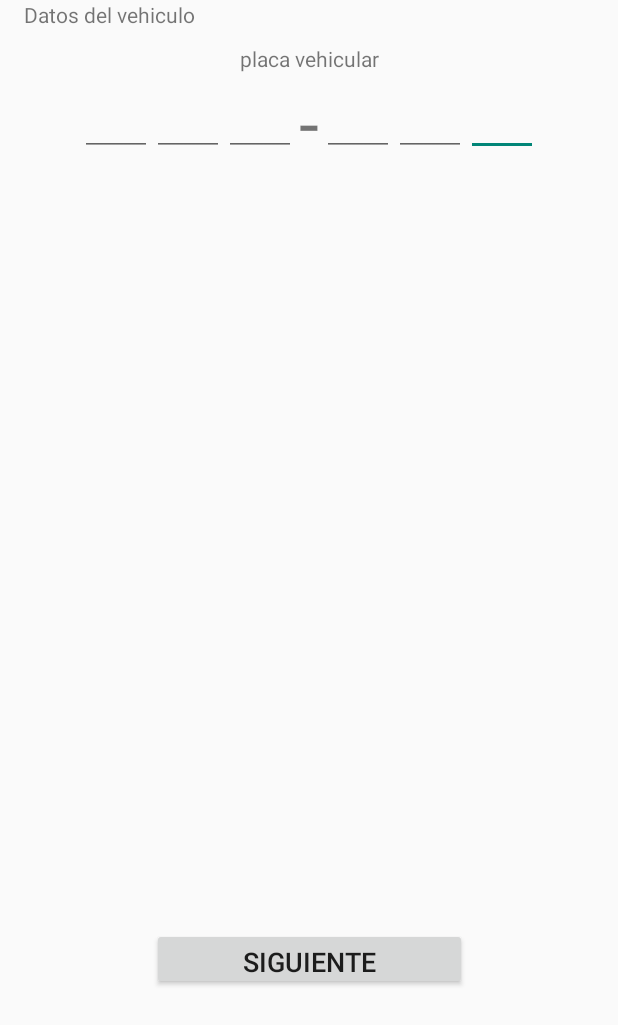
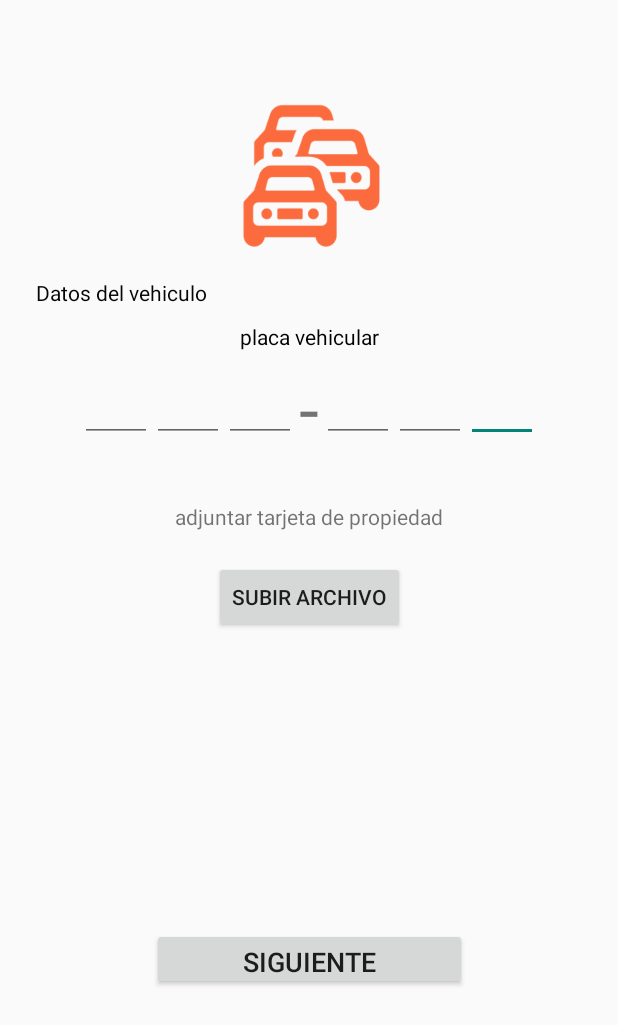
Before and after one commit to camilovivas/PicoyPlacaFriends, an Android app: the VehicleInfo screen opened directly, with no data from a screen before it, on a phone screen of 412 x 824 dp. Shown: the top 1025 px of the screen. Run offline under Robolectric (Android 15) with nearby library versions, the phone set to English and light mode, and no system bars.

Commit message:
edit view of register vehicle

```diff
--- a/app/src/main/java/com/example/picoyplacafriends/model/Vehicle.java
+++ b/app/src/main/java/com/example/picoyplacafriends/model/Vehicle.java
@@ -2,4 +2,21 @@ package com.example.picoyplacafriends.model;
 
 public class Vehicle {
     private String placa;
+    private String tarjetaPropiedadId;
+
+    public Vehicle() {
+    }
+
+    public Vehicle(String placa, String tarjetaPropiedadId) {
+        this.placa = placa;
+        this.tarjetaPropiedadId = tarjetaPropiedadId;
+    }
+
+    public String getPlaca() {
+        return placa;
+    }
+
+    public String getTarjetaPropiedadId() {
+        return tarjetaPropiedadId;
+    }
 }
--- a/app/src/main/res/layout/activity_vehicle_info.xml
+++ b/app/src/main/res/layout/activity_vehicle_info.xml
@@ -6,19 +6,33 @@
     android:layout_height="match_parent"
     tools:context=".registro.VehicleInfo">
 
+    <ImageView
+        android:id="@+id/imageView10"
+        android:layout_width="135dp"
+        android:layout_height="101dp"
+        android:layout_marginTop="64dp"
+        app:layout_constraintEnd_toEndOf="parent"
+        app:layout_constraintHorizontal_bias="0.502"
+        app:layout_constraintStart_toStartOf="parent"
+        app:layout_constraintTop_toTopOf="parent"
+        app:srcCompat="@drawable/logo" />
+
     <TextView
         android:id="@+id/textView"
         android:layout_width="wrap_content"
         android:layout_height="wrap_content"
-        android:layout_marginStart="16dp"
+        android:layout_marginStart="24dp"
+        android:layout_marginTop="20dp"
         android:text="Datos del vehiculo"
+        android:textColor="#050505"
         app:layout_constraintStart_toStartOf="parent"
-        app:layout_constraintTop_toTopOf="parent" />
+        app:layout_constraintTop_toBottomOf="@+id/imageView10" />
 
     <androidx.constraintlayout.widget.ConstraintLayout
         android:id="@+id/constraintLayout"
         android:layout_width="wrap_content"
         android:layout_height="wrap_content"
+        android:layout_marginTop="5dp"
         app:layout_constraintEnd_toEndOf="parent"
         app:layout_constraintStart_toStartOf="parent"
         app:layout_constraintTop_toBottomOf="@+id/tvRegister">
@@ -95,6 +109,7 @@
         android:layout_height="wrap_content"
         android:layout_marginTop="10dp"
         android:text="placa vehicular"
+        android:textColor="#000000"
         app:layout_constraintEnd_toEndOf="@+id/constraintLayout"
         app:layout_constraintStart_toStartOf="@+id/constraintLayout"
         app:layout_constraintTop_toBottomOf="@+id/textView" />
@@ -111,4 +126,24 @@
         app:layout_constraintBottom_toBottomOf="parent"
         app:layout_constraintEnd_toEndOf="parent"
         app:layout_constraintStart_toStartOf="parent" />
+
+    <Button
+        android:id="@+id/button"
+        android:layout_width="wrap_content"
+        android:layout_height="wrap_content"
+        android:layout_marginTop="20dp"
+        android:text="subir archivo"
+        app:layout_constraintEnd_toEndOf="@+id/textView23"
+        app:layout_constraintStart_toStartOf="@+id/textView23"
+        app:layout_constraintTop_toBottomOf="@+id/textView23" />
+
+    <TextView
+        android:id="@+id/textView23"
+        android:layout_width="wrap_content"
+        android:layout_height="wrap_content"
+        android:layout_marginTop="40dp"
+        android:text="adjuntar tarjeta de propiedad"
+        app:layout_constraintEnd_toEndOf="parent"
+        app:layout_constraintStart_toStartOf="parent"
+        app:layout_constraintTop_toBottomOf="@+id/constraintLayout" />
 </androidx.constraintlayout.widget.ConstraintLayout>
```
